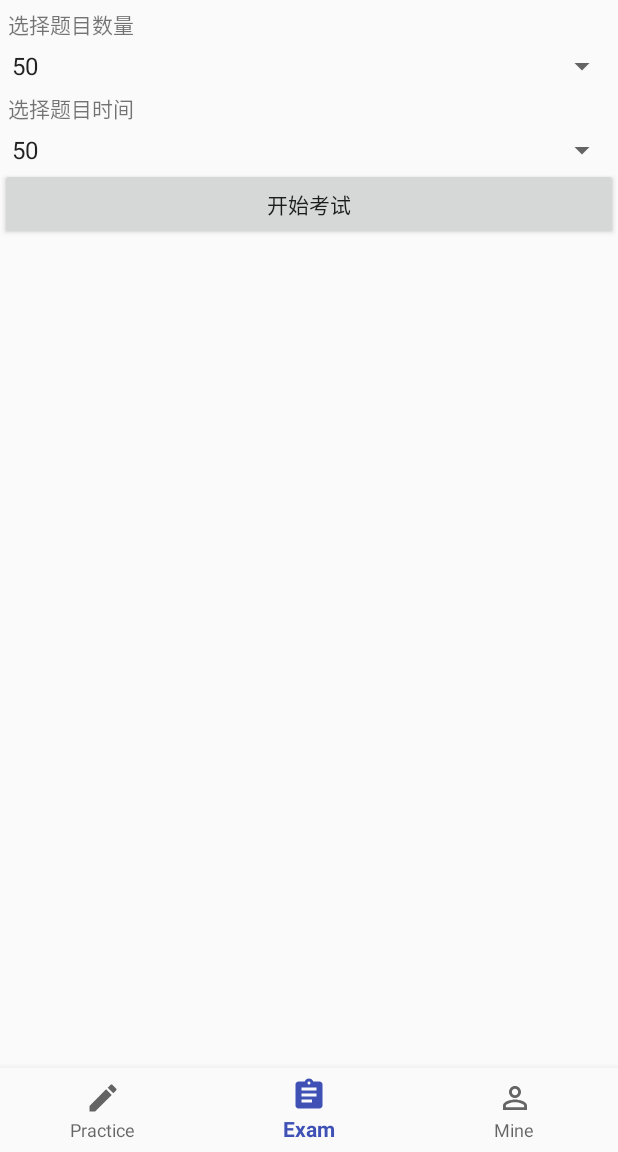
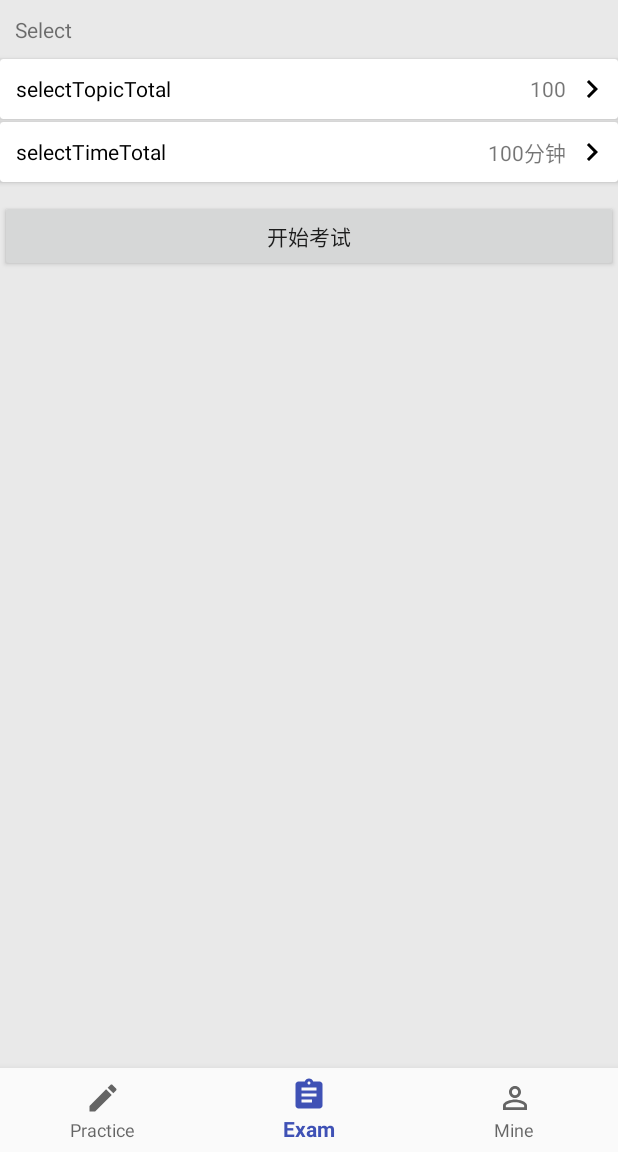
Before and after one commit to louiema1n/PriPathology, an Android app: the screen it shows after launch (MainActivity), item 2 of the bottom bar chosen, on a phone screen of 412 x 824 dp, the part 84-1236 px from its top. Run offline under Robolectric (Android 15) with nearby library versions, the phone set to English and light mode, and no system bars.

Commit message:
添加 Exam界面布局完成

```diff
--- a/app/src/main/res/layout/layout_exam.xml
+++ b/app/src/main/res/layout/layout_exam.xml
@@ -2,30 +2,110 @@
 <LinearLayout xmlns:android="http://schemas.android.com/apk/res/android"
               android:orientation="vertical"
               android:layout_width="match_parent"
-              android:layout_height="match_parent">
+              android:layout_height="match_parent"
+              android:background="@color/colorGray">
 
     <TextView
-            android:layout_width="wrap_content"
-            android:layout_height="wrap_content"
-            android:layout_margin="5dp"
-            android:text="选择题目数量"
-            />
-    <Spinner
             android:layout_width="match_parent"
             android:layout_height="wrap_content"
-            android:entries="@array/topicAccount"></Spinner>
-    <TextView
-            android:layout_width="wrap_content"
-            android:layout_height="wrap_content"
-            android:layout_margin="5dp"
-            android:text="选择题目时间"
-            />
-    <Spinner
+            android:layout_marginLeft="10dp"
+            android:layout_marginTop="10dp"
+            android:layout_marginBottom="10dp"
+            android:gravity="center_vertical"
+            android:text="@string/select"/>
+    <android.support.v7.widget.CardView
+            android:id="@+id/cv_topic_total"
             android:layout_width="match_parent"
-            android:layout_height="wrap_content"
-            android:entries="@array/topicAccount"></Spinner>
+            android:layout_height="40dp"
+            android:layout_marginBottom="2dp"
+            android:focusable="true"
+            android:background="?android:attr/selectableItemBackground"
+            android:clickable="true">
+
+        <LinearLayout
+                android:layout_width="match_parent"
+                android:layout_height="match_parent"
+                android:layout_gravity="center"
+                android:paddingLeft="5dp"
+                android:paddingRight="5dp"
+                android:orientation="horizontal"
+                android:focusable="true"
+                android:background="?android:attr/selectableItemBackground">
+
+            <LinearLayout
+                    android:layout_width="wrap_content"
+                    android:layout_height="match_parent"
+                    android:layout_weight="1">
+                <TextView
+                        android:layout_width="wrap_content"
+                        android:layout_height="match_parent"
+                        android:layout_marginLeft="5dp"
+                        android:gravity="center_vertical"
+                        android:textColor="@android:color/black"
+                        android:text="@string/select_topic_total"/>
+            </LinearLayout>
+            <TextView
+                    android:id="@+id/tv_selected_topic_total"
+                    android:layout_width="wrap_content"
+                    android:layout_height="match_parent"
+                    android:gravity="center_vertical"
+                    android:paddingRight="5dp"
+                    android:text="100"/>
+            <ImageView
+                    android:layout_width="wrap_content"
+                    android:layout_height="match_parent"
+                    android:src="@drawable/ic_navigate_next_black_24dp"/>
+        </LinearLayout>
+    </android.support.v7.widget.CardView>
+    <android.support.v7.widget.CardView
+            android:id="@+id/cv_time_total"
+            android:layout_width="match_parent"
+            android:layout_height="40dp"
+            android:layout_marginBottom="2dp"
+            android:focusable="true"
+            android:background="?android:attr/selectableItemBackground"
+            android:clickable="true">
+
+        <LinearLayout
+                android:layout_width="match_parent"
+                android:layout_height="match_parent"
+                android:layout_gravity="center"
+                android:paddingLeft="5dp"
+                android:paddingRight="5dp"
+                android:orientation="horizontal"
+                android:focusable="true"
+                android:background="?android:attr/selectableItemBackground">
+
+            <LinearLayout
+                    android:layout_width="wrap_content"
+                    android:layout_height="match_parent"
+                    android:layout_weight="1">
+                <TextView
+                        android:layout_width="wrap_content"
+                        android:layout_height="match_parent"
+                        android:layout_marginLeft="5dp"
+                        android:gravity="center_vertical"
+                        android:textColor="@android:color/black"
+                        android:text="@string/select_time_total"/>
+            </LinearLayout>
+            <TextView
+                    android:id="@+id/tv_selected_time_total"
+                    android:layout_width="wrap_content"
+                    android:layout_height="match_parent"
+                    android:gravity="center_vertical"
+                    android:paddingRight="5dp"
+                    android:text="100分钟"/>
+            <ImageView
+                    android:layout_width="wrap_content"
+                    android:layout_height="match_parent"
+                    android:src="@drawable/ic_navigate_next_black_24dp"/>
+        </LinearLayout>
+    </android.support.v7.widget.CardView>
+
     <Button
             android:layout_width="match_parent"
             android:layout_height="wrap_content"
+            android:layout_marginTop="10dp"
+            android:layout_marginBottom="10dp"
             android:text="开始考试"/>
 </LinearLayout>
--- a/app/src/main/res/values/strings.xml
+++ b/app/src/main/res/values/strings.xml
@@ -20,4 +20,7 @@
     <string name="view_topic_record">viewTopicRecord</string>
     <string name="update">update</string>
     <string name="current_version">currentVersion</string>
+    <string name="select_topic_total">selectTopicTotal</string>
+    <string name="select_time_total">selectTimeTotal</string>
+    <string name="select">Select</string>
 </resources>
--- a/app/src/main/res/values/topicAccount.xml
+++ /dev/null
@@ -1,9 +0,0 @@
-<?xml version="1.0" encoding="utf-8"?>
-<resources>
-    <string-array name="topicAccount">
-        <item>50</item>
-        <item>100</item>
-        <item>150</item>
-        <item>200</item>
-    </string-array>
-</resources>
--- a/config.gradle
+++ b/config.gradle
@@ -5,7 +5,7 @@ ext.appConfig = [
         // 大版本
         appmajor: 1,
         // 小版本
-        appminor: 2,
+        appminor: 3,
         appname: 'PriPathology',
         keyAlias: 'pripathology',
         keyPassword: 'pripathology',
```
Also changed, not shown: 1 other file.
